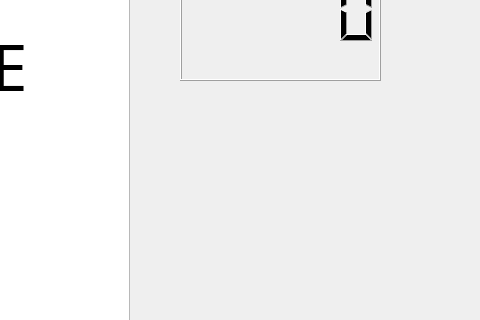
Above: gamescene.ui from GoldenSeS/Tetris_Golden before the change; both pictures show x 320 to 800 and y 445 to 765 of the 800 by 1000 pixel window. Below: the same form after it.
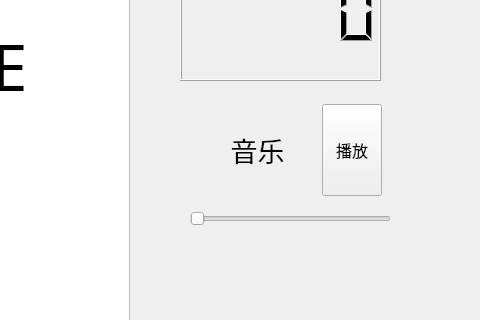
That is the form after the change.

Commit message: <feat>游戏界面音乐设置，存档消息框

The edit to the form file:
```diff
--- a/gamescene.ui
+++ b/gamescene.ui
@@ -149,6 +149,84 @@
     <set>Qt::AlignCenter</set>
    </property>
   </widget>
+  <widget class="QWidget" name="widget" native="true">
+   <property name="geometry">
+    <rect>
+     <x>510</x>
+     <y>540</y>
+     <width>201</width>
+     <height>131</height>
+    </rect>
+   </property>
+   <layout class="QVBoxLayout" name="verticalLayout_2">
+    <item>
+     <widget class="QWidget" name="scoreWidget_2" native="true">
+      <layout class="QHBoxLayout" name="horizontalLayout">
+       <item>
+        <widget class="QLabel" name="musicLabel">
+         <property name="sizePolicy">
+          <sizepolicy hsizetype="Preferred" vsizetype="Preferred">
+           <horstretch>0</horstretch>
+           <verstretch>0</verstretch>
+          </sizepolicy>
+         </property>
+         <property name="font">
+          <font>
+           <family>等线</family>
+           <pointsize>20</pointsize>
+          </font>
+         </property>
+         <property name="text">
+          <string>音乐</string>
+         </property>
+         <property name="alignment">
+          <set>Qt::AlignCenter</set>
+         </property>
+        </widget>
+       </item>
+       <item>
+        <widget class="QPushButton" name="musicBtn">
+         <property name="sizePolicy">
+          <sizepolicy hsizetype="Fixed" vsizetype="Preferred">
+           <horstretch>0</horstretch>
+           <verstretch>0</verstretch>
+          </sizepolicy>
+         </property>
+         <property name="maximumSize">
+          <size>
+           <width>60</width>
+           <height>16777215</height>
+          </size>
+         </property>
+         <property name="font">
+          <font>
+           <family>等线</family>
+           <pointsize>12</pointsize>
+          </font>
+         </property>
+         <property name="text">
+          <string>播放</string>
+         </property>
+        </widget>
+       </item>
+      </layout>
+     </widget>
+    </item>
+    <item>
+     <widget class="QSlider" name="musicSlider">
+      <property name="sizePolicy">
+       <sizepolicy hsizetype="Expanding" vsizetype="Fixed">
+        <horstretch>0</horstretch>
+        <verstretch>0</verstretch>
+       </sizepolicy>
+      </property>
+      <property name="orientation">
+       <enum>Qt::Horizontal</enum>
+      </property>
+     </widget>
+    </item>
+   </layout>
+  </widget>
  </widget>
  <resources/>
  <connections/>
```
Left out of the diff: 4 changed lines with no effect on the pictures. The commit also changes 5 other files.
